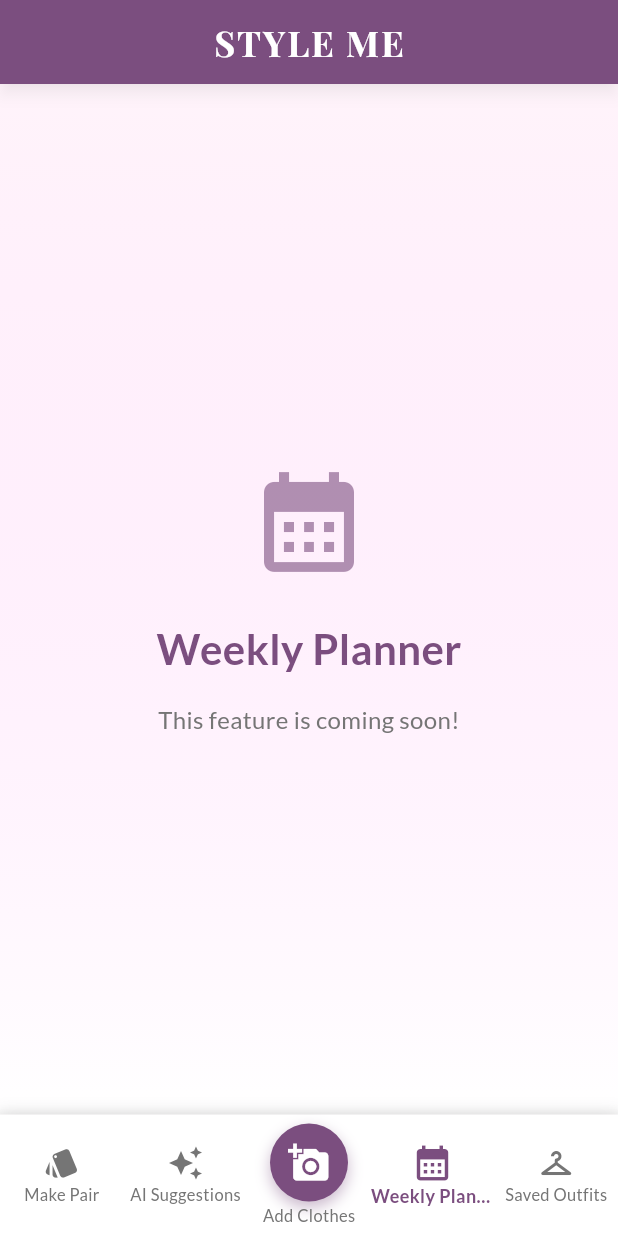
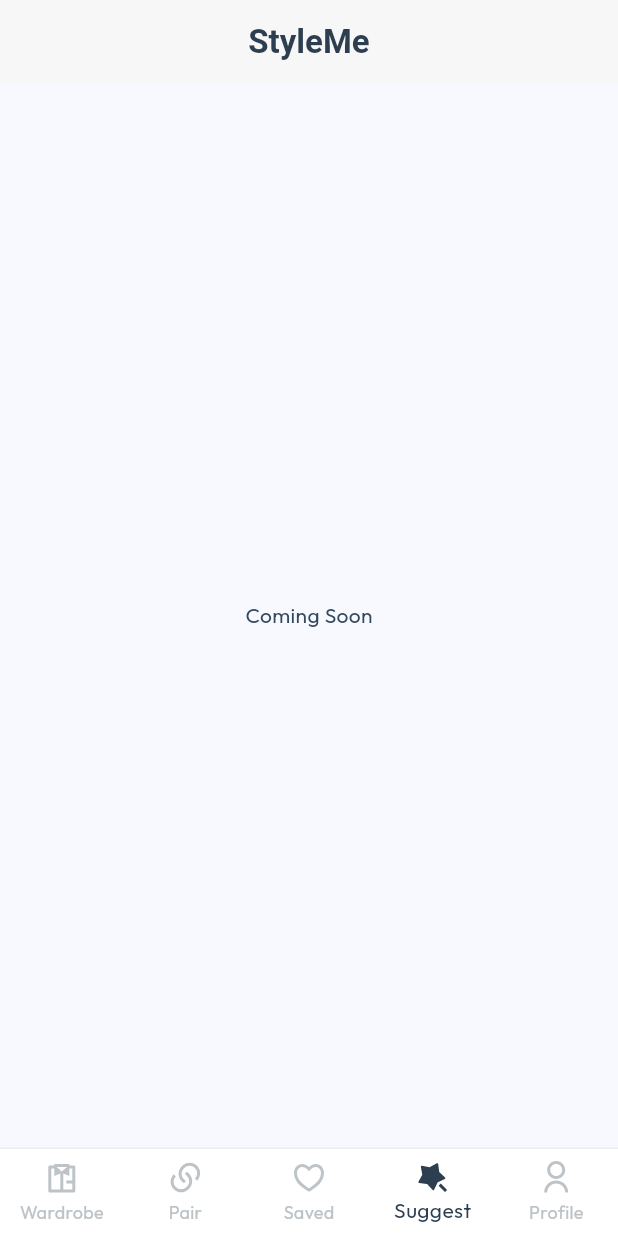
Before and after one commit to harsh-kakadiya1/StyleMe--Your-Personal-AI-Fashion-Stylist, a Flutter app: the screen it shows after launch, item 4 of the bottom bar chosen, on a phone screen of 412 x 824 dp. Run offline on Flutter 3.47's test engine with Material 3 defaults, Android fonts, the phone set to English and light mode, and no system bars; our stand-ins replace flutter_remix, google_fonts, image_picker, shared_preferences; Roboto replaces fonts that are missing (Prata).

Commit message:
changed color pallate

```diff
--- a/lib/main.dart
+++ b/lib/main.dart
@@ -1,5 +1,6 @@
 import 'package:animations/animations.dart';
 import 'package:flutter/material.dart';
+import 'package:flutter_remix/flutter_remix.dart';
 import 'package:google_fonts/google_fonts.dart';
 import 'package:provider/provider.dart';
 import 'providers/wardrobe_provider.dart';
@@ -16,19 +17,62 @@ class StyleMeApp extends StatelessWidget {
 
   @override
   Widget build(BuildContext context) {
+    final textTheme = Theme.of(context).textTheme;
+
     return ChangeNotifierProvider(
       create: (context) => WardrobeProvider(),
       child: MaterialApp(
-        title: 'Style Me',
+        title: 'StyleMe',
         theme: ThemeData(
-          primarySwatch: Colors.purple,
           useMaterial3: true,
-          textTheme: GoogleFonts.latoTextTheme(Theme.of(context).textTheme),
+          scaffoldBackgroundColor: const Color(0xFFF7F7F7),
+          primaryColor: const Color(0xFF2C3E50),
+          textTheme: GoogleFonts.outfitTextTheme(textTheme).copyWith(
+            displayLarge: GoogleFonts.prata(
+              textStyle: textTheme.displayLarge,
+              fontWeight: FontWeight.bold,
+              color: const Color(0xFF2C3E50),
+            ),
+            headlineSmall: GoogleFonts.prata(
+              textStyle: textTheme.headlineSmall,
+              color: const Color(0xFF2C3E50),
+            ),
+            titleLarge: GoogleFonts.outfit(
+              textStyle: textTheme.titleLarge,
+              fontWeight: FontWeight.w600,
+              color: const Color(0xFF2C3E50),
+            ),
+            bodyMedium: GoogleFonts.outfit(
+              textStyle: textTheme.bodyMedium,
+              color: const Color(0xFF34495E),
+            ),
+          ),
           colorScheme: ColorScheme.fromSeed(
-            seedColor: Colors.purple,
-            brightness: Brightness.light,
+            seedColor: const Color(0xFF2C3E50),
+            primary: const Color(0xFF2C3E50),
+            secondary: const Color(0xFFD2B48C),
+            background: const Color(0xFFF7F7F7),
+            onBackground: const Color(0xFF2C3E50),
+            error: const Color(0xFFE74C3C),
           ),
-          scaffoldBackgroundColor: Colors.grey[50],
+          appBarTheme: AppBarTheme(
+            backgroundColor: const Color(0xFFF7F7F7),
+            foregroundColor: const Color(0xFF2C3E50),
+            elevation: 0,
+            centerTitle: true,
+            titleTextStyle: GoogleFonts.prata(
+              fontSize: 22,
+              fontWeight: FontWeight.bold,
+              color: const Color(0xFF2C3E50),
+            ),
+          ),
+          bottomNavigationBarTheme: const BottomNavigationBarThemeData(
+            backgroundColor: Colors.white,
+            selectedItemColor: Color(0xFF2C3E50),
+            unselectedItemColor: Color(0xFFBDC3C7),
+            type: BottomNavigationBarType.fixed,
+            elevation: 0,
+          ),
         ),
         home: const StyleMeHomePage(),
       ),
@@ -44,29 +88,30 @@ class StyleMeHomePage extends StatefulWidget {
 }
 
 class _StyleMeHomePageState extends State<StyleMeHomePage> {
-  int _selectedIndex = 2; // Start with the "Add clothes" tab selected
+  int _selectedIndex = 0;
+
+  static const List<Widget> _widgetOptions = <Widget>[
+    AddClothesScreen(),
+    MakePairScreen(),
+    SavedOutfitsScreen(),
+    Center(child: Text('Coming Soon')),
+    Center(child: Text('Coming Soon')),
+  ];
+
+  void _onItemTapped(int index) {
+    setState(() {
+      _selectedIndex = index;
+    });
+  }
 
   @override
   Widget build(BuildContext context) {
     return Scaffold(
       appBar: AppBar(
-        title: Text(
-          'STYLE ME',
-          style: GoogleFonts.playfairDisplay(
-            fontWeight: FontWeight.bold,
-            fontSize: 24,
-            letterSpacing: 1.2,
-          ),
-        ),
-        centerTitle: true,
-        backgroundColor: Theme.of(context).colorScheme.primary,
-        foregroundColor: Colors.white,
-        elevation: 4,
-        shadowColor: Colors.black26,
+        title: const Text('StyleMe'),
       ),
       body: PageTransitionSwitcher(
-        transitionBuilder:
-            (
+        transitionBuilder: (
           Widget child,
           Animation<double> primaryAnimation,
           Animation<double> secondaryAnimation,
@@ -77,156 +122,50 @@ class _StyleMeHomePageState extends State<StyleMeHomePage> {
             child: child,
           );
         },
-        child: _buildBody(),
+        child: IndexedStack(
+          index: _selectedIndex,
+          children: _widgetOptions,
+        ),
       ),
       bottomNavigationBar: Container(
         decoration: BoxDecoration(
-          boxShadow: [
-            BoxShadow(
-              color: Colors.black.withOpacity(0.1),
-              blurRadius: 8,
-              offset: const Offset(0, -2),
+          color: Colors.white,
+          border: Border(
+            top: BorderSide(color: Colors.grey[200]!, width: 1.0),
+          ),
+        ),
+        child: BottomNavigationBar(
+          items: const <BottomNavigationBarItem>[
+            BottomNavigationBarItem(
+              icon: Icon(FlutterRemix.shirt_line),
+              activeIcon: Icon(FlutterRemix.shirt_fill),
+              label: 'Wardrobe',
+            ),
+            BottomNavigationBarItem(
+              icon: Icon(FlutterRemix.links_line),
+              activeIcon: Icon(FlutterRemix.links_fill),
+              label: 'Pair',
+            ),
+            BottomNavigationBarItem(
+              icon: Icon(FlutterRemix.heart_3_line),
+              activeIcon: Icon(FlutterRemix.heart_3_fill),
+              label: 'Saved',
+            ),
+            BottomNavigationBarItem(
+              icon: Icon(FlutterRemix.magic_line),
+              activeIcon: Icon(FlutterRemix.magic_fill),
+              label: 'Suggest',
+            ),
+            BottomNavigationBarItem(
+              icon: Icon(FlutterRemix.user_line),
+              activeIcon: Icon(FlutterRemix.user_fill),
+              label: 'Profile',
             ),
           ],
-        ),
-        child: BottomNavigationBar(
-          type: BottomNavigationBarType.fixed,
           currentIndex: _selectedIndex,
           onTap: _onItemTapped,
-          backgroundColor: Colors.white,
-          selectedItemColor: Theme.of(context).colorScheme.primary,
-          unselectedItemColor: Colors.grey[600],
-          selectedLabelStyle: const TextStyle(
-            fontWeight: FontWeight.w600,
-            fontSize: 12,
-          ),
-          unselectedLabelStyle: const TextStyle(
-            fontWeight: FontWeight.w500,
-            fontSize: 11,
-          ),
-          elevation: 8,
-          items: [
-            BottomNavigationBarItem(
-              icon: Icon(Icons.style, size: _selectedIndex == 0 ? 28 : 24),
-              label: 'Make Pair',
-            ),
-            BottomNavigationBarItem(
-              icon: Icon(
-                Icons.auto_awesome,
-                size: _selectedIndex == 1 ? 28 : 24,
-              ),
-              label: 'AI Suggestions',
-            ),
-            BottomNavigationBarItem(
-              icon: Container(
-                padding: const EdgeInsets.all(12),
-                decoration: BoxDecoration(
-                  color: Theme.of(context).colorScheme.primary,
-                  shape: BoxShape.circle,
-                  boxShadow: [
-                    BoxShadow(
-                      color: Theme.of(
-                        context,
-                      ).colorScheme.primary.withOpacity(0.4),
-                      blurRadius: 8,
-                      offset: const Offset(0, 4),
-                    ),
-                  ],
-                ),
-                child: Icon(
-                  Icons.add_a_photo,
-                  color: Colors.white,
-                  size: _selectedIndex == 2 ? 32 : 28,
-                ),
-              ),
-              label: 'Add Clothes',
-            ),
-            BottomNavigationBarItem(
-              icon: Icon(
-                Icons.calendar_month,
-                size: _selectedIndex == 3 ? 28 : 24,
-              ),
-              label: 'Weekly Planner',
-            ),
-            BottomNavigationBarItem(
-              icon: Icon(Icons.checkroom, size: _selectedIndex == 4 ? 28 : 24),
-              label: 'Saved Outfits',
-            ),
-          ],
         ),
       ),
     );
   }
-
-  Widget _buildBody() {
-    switch (_selectedIndex) {
-      case 0:
-        return const MakePairScreen();
-      case 2:
-        return const AddClothesScreen();
-      case 4:
-        return const SavedOutfitsScreen();
-      default:
-        return _buildPlaceholder(
-          icon: _selectedIndex == 1 ? Icons.auto_awesome : Icons.calendar_month,
-          title: _selectedIndex == 1 ? 'AI Suggestions' : 'Weekly Planner',
-          subtitle: 'This feature is coming soon!',
-        );
 }
-  }
-
-  Widget _buildPlaceholder({
-    required IconData icon,
-    required String title,
-    required String subtitle,
-  }) {
-    return Container(
-      key: ValueKey(title),
-      width: double.infinity,
-      height: double.infinity,
-      decoration: BoxDecoration(
-        gradient: LinearGradient(
-          begin: Alignment.topCenter,
-          end: Alignment.bottomCenter,
-          colors: [
-            Theme.of(context).colorScheme.primaryContainer.withOpacity(0.1),
-            Colors.white,
-          ],
-        ),
-      ),
-      child: Center(
-        child: Column(
-          mainAxisAlignment: MainAxisAlignment.center,
-          children: [
-            Icon(
-              icon,
-              size: 80,
-              color: Theme.of(context).colorScheme.primary.withOpacity(0.6),
-            ),
-            const SizedBox(height: 24),
-            Text(
-              title,
-              style: TextStyle(
-                fontSize: 28,
-                fontWeight: FontWeight.w600,
-                color: Theme.of(context).colorScheme.primary,
-              ),
-            ),
-            const SizedBox(height: 16),
-            Text(
-              subtitle,
-              style: TextStyle(fontSize: 16, color: Colors.grey[600]),
-              textAlign: TextAlign.center,
-            ),
-          ],
-        ),
-      ),
-    );
-  }
-
-  void _onItemTapped(int index) {
-    setState(() {
-      _selectedIndex = index;
-    });
-  }
-}
```
Lines whose indentation alone changed are shown as unchanged.
